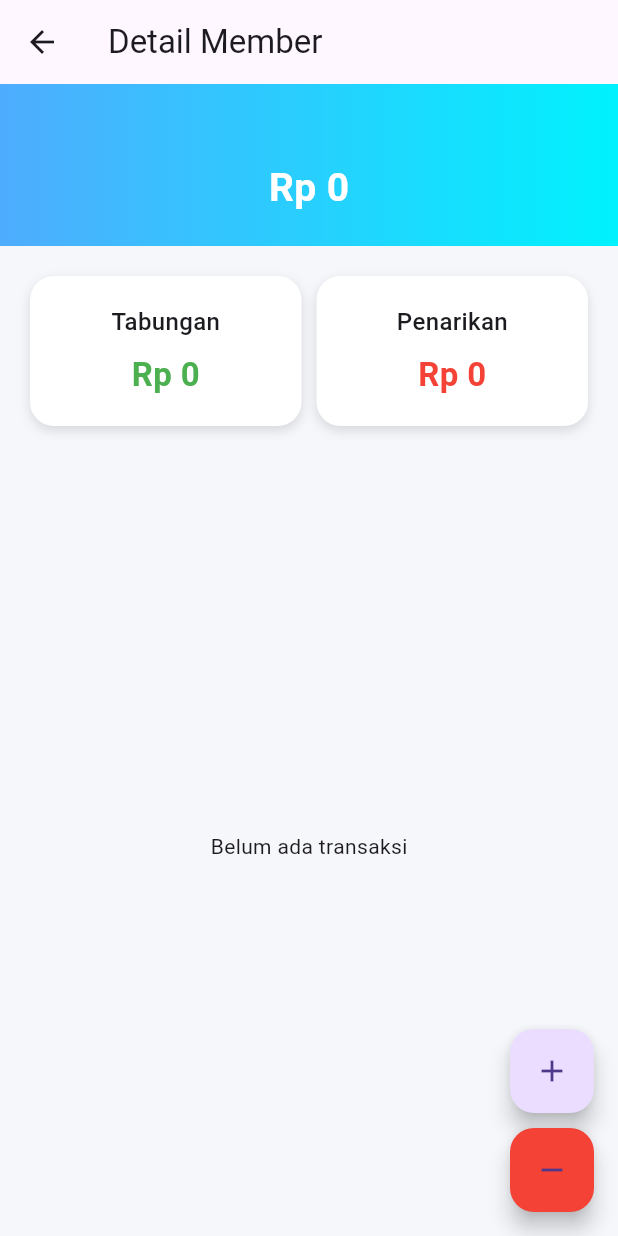
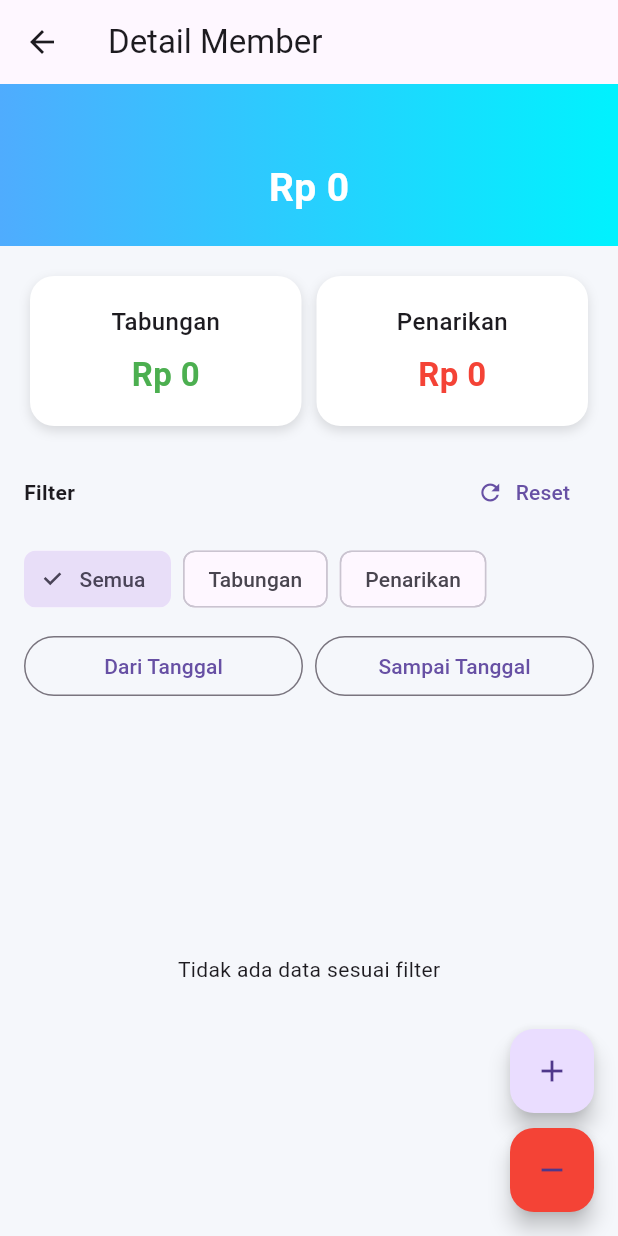
Before and after one commit to anandsathya80/my_koperasi, a Flutter app: the MemberDetailPage screen opened directly with empty values, on a phone screen of 412 x 824 dp. Run offline on Flutter 3.47's test engine with Material 3 defaults, Android fonts, the phone set to English and light mode, and no system bars; our stand-ins replace hive, hive_flutter, pdf, printing; accounts and stored records are empty.

Commit message:
feat: member_detail: filter data

```diff
--- a/lib/features/member/presentation/pages/member_detail_page.dart
+++ b/lib/features/member/presentation/pages/member_detail_page.dart
@@ -9,10 +9,19 @@ import '../../../withdrawal/data/models/withdrawal_model.dart';
 import '../../../withdrawal/presentation/providers/withdrawal_provider.dart';
 import '../../data/models/member_model.dart';
 
-class MemberDetailPage extends StatelessWidget {
+class MemberDetailPage extends StatefulWidget {
   final Member member;
 
   const MemberDetailPage({super.key, required this.member});
+
+  @override
+  State<MemberDetailPage> createState() => _MemberDetailPageState();
+}
+
+class _MemberDetailPageState extends State<MemberDetailPage> {
+  String selectedType = 'all';
+  DateTime? startDate;
+  DateTime? endDate;
 
   String formatRupiah(double value) {
     return NumberFormat.currency(
@@ -31,11 +40,11 @@ class MemberDetailPage extends StatelessWidget {
     final savingProvider = Provider.of<SavingProvider>(context);
     final withdrawalProvider = Provider.of<WithdrawalProvider>(context);
 
-    final savings = savingProvider.getByMember(member.id);
-    final withdrawals = withdrawalProvider.getByMember(member.id);
+    final savings = savingProvider.getByMember(widget.member.id);
+    final withdrawals = withdrawalProvider.getByMember(widget.member.id);
 
-    final totalSaving = savingProvider.getTotal(member.id);
-    final totalWithdrawal = withdrawalProvider.getTotal(member.id);
+    final totalSaving = savingProvider.getTotal(widget.member.id);
+    final totalWithdrawal = withdrawalProvider.getTotal(widget.member.id);
 
     final balance = totalSaving - totalWithdrawal;
 
@@ -46,6 +55,7 @@ class MemberDetailPage extends StatelessWidget {
         children: [
           _header(balance),
           _summary(totalSaving, totalWithdrawal),
+          _filterSection(),
           Expanded(
             child: _transactionList(
               context,
@@ -72,7 +82,7 @@ class MemberDetailPage extends StatelessWidget {
       ),
       child: Column(
         children: [
-          Text(member.name, style: const TextStyle(color: Colors.white)),
+          Text(widget.member.name, style: const TextStyle(color: Colors.white)),
           const SizedBox(height: 10),
           Text(formatRupiah(balance),
               style: const TextStyle(
@@ -143,35 +153,68 @@ class MemberDetailPage extends StatelessWidget {
     List<Withdrawal> withdrawals,
     double balance,
   ) {
-    if (savings.isEmpty && withdrawals.isEmpty) {
-      return const Center(child: Text("Belum ada transaksi"));
-    }
-
+    // 🔀 Gabungkan data
     final all = [
       ...savings.map((e) => {'type': 'in', 'data': e}),
       ...withdrawals.map((e) => {'type': 'out', 'data': e}),
     ];
 
+    // 🔽 SORT by date terbaru
     all.sort((a, b) {
-      final aDate = (a['data'] as dynamic)?.date ?? DateTime.now();
-      final bDate = (b['data'] as dynamic)?.date ?? DateTime.now();
+      final aDate = (a['data'] as dynamic?)?.date ?? DateTime.now();
+      final bDate = (b['data'] as dynamic?)?.date ?? DateTime.now();
       return bDate.compareTo(aDate);
     });
 
+    // 🎯 FILTER
+    final filtered = all.where((item) {
+      final isIn = item['type'] == 'in';
+      final data = item['data'];
+
+      double amount = 0;
+      String note = '-';
+      DateTime date = DateTime.now();
+
+      // 🧠 mapping aman sesuai tipe
+      if (isIn && data is Saving) {
+        amount = data.amount ?? 0;
+        note = data.note ?? '-';
+        date = data.date ?? DateTime.now();
+      } else if (!isIn && data is Withdrawal) {
+        amount = data.amount ?? 0;
+        note = data.note ?? '-';
+        date = data.date ?? DateTime.now();
+      }
+
+      // 🔘 FILTER TYPE
+      if (selectedType == 'in' && !isIn) return false;
+      if (selectedType == 'out' && isIn) return false;
+
+      // 📅 FILTER TANGGAL
+      if (startDate != null && date.isBefore(startDate!)) return false;
+      if (endDate != null && date.isAfter(endDate!)) return false;
+
+      return true;
+    }).toList();
+
+    // 🚫 Jika kosong
+    if (filtered.isEmpty) {
+      return const Center(child: Text("Tidak ada data sesuai filter"));
+    }
+
+    // 📋 LIST
     return ListView.builder(
-      itemCount: all.length,
+      itemCount: filtered.length,
       itemBuilder: (context, index) {
-        final item = all[index];
+        final item = filtered[index];
         final isIn = item['type'] == 'in';
-
-        // cast data sesuai tipe
         final data = item['data'];
 
-        // periksa tipe data
         double amount = 0;
         String note = '-';
         DateTime date = DateTime.now();
 
+        // 🧠 mapping ulang untuk UI
         if (isIn && data is Saving) {
           amount = data.amount ?? 0;
           note = data.note ?? '-';
@@ -242,14 +285,15 @@ class MemberDetailPage extends StatelessWidget {
       children: [
         FloatingActionButton(
           heroTag: "add",
-          onPressed: () => _showSavingForm(context, member.id),
+          onPressed: () => _showSavingForm(context, widget.member.id),
           child: const Icon(Icons.add),
         ),
         const SizedBox(height: 10),
         FloatingActionButton(
           heroTag: "withdraw",
           backgroundColor: Colors.red,
-          onPressed: () => _showWithdrawalForm(context, member.id, balance),
+          onPressed: () =>
+              _showWithdrawalForm(context, widget.member.id, balance),
           child: const Icon(Icons.remove),
         ),
       ],
@@ -282,7 +326,7 @@ class MemberDetailPage extends StatelessWidget {
 
     if (result == true) {
       await PdfService.generateTransactionPdf(
-        name: member.name,
+        name: widget.member.name,
         type: type,
         amount: amount,
         note: note,
@@ -559,4 +603,108 @@ class MemberDetailPage extends StatelessWidget {
                   )));
         });
   }
+
+  Widget _filterSection() {
+    return Padding(
+      padding: const EdgeInsets.symmetric(horizontal: 16),
+      child: Column(
+        crossAxisAlignment: CrossAxisAlignment.start,
+        children: [
+          Row(
+            mainAxisAlignment: MainAxisAlignment.spaceBetween,
+            children: [
+              const Text(
+                "Filter",
+                style: TextStyle(fontWeight: FontWeight.bold),
+              ),
+
+              // 🔥 RESET BUTTON
+              TextButton.icon(
+                onPressed: () {
+                  setState(() {
+                    selectedType = 'all';
+                    startDate = null;
+                    endDate = null;
+                  });
+                },
+                icon: const Icon(Icons.refresh),
+                label: const Text("Reset"),
+              )
+            ],
+          ),
+
+          const SizedBox(height: 10),
+
+          // 🔘 FILTER TYPE
+          Wrap(
+            spacing: 8,
+            children: [
+              ChoiceChip(
+                label: const Text("Semua"),
+                selected: selectedType == 'all',
+                onSelected: (_) => setState(() => selectedType = 'all'),
+              ),
+              ChoiceChip(
+                label: const Text("Tabungan"),
+                selected: selectedType == 'in',
+                onSelected: (_) => setState(() => selectedType = 'in'),
+              ),
+              ChoiceChip(
+                label: const Text("Penarikan"),
+                selected: selectedType == 'out',
+                onSelected: (_) => setState(() => selectedType = 'out'),
+              ),
+            ],
+          ),
+
+          const SizedBox(height: 10),
+
+          // 📅 FILTER DATE
+          Row(
+            children: [
+              Expanded(
+                child: OutlinedButton(
+                  onPressed: () async {
+                    final picked = await showDatePicker(
+                      context: context,
+                      initialDate: startDate ?? DateTime.now(),
+                      firstDate: DateTime(2000),
+                      lastDate: DateTime.now(),
+                    );
+
+                    if (picked != null) {
+                      setState(() => startDate = picked);
+                    }
+                  },
+                  child: Text(
+                    startDate == null ? "Dari Tanggal" : formatDate(startDate!),
+                  ),
+                ),
+              ),
+              const SizedBox(width: 8),
+              Expanded(
+                child: OutlinedButton(
+                  onPressed: () async {
+                    final picked = await showDatePicker(
+                      context: context,
+                      initialDate: endDate ?? DateTime.now(),
+                      firstDate: DateTime(2000),
+                      lastDate: DateTime.now(),
+                    );
+
+                    if (picked != null) {
+                      setState(() => endDate = picked);
+                    }
+                  },
+                  child: Text(
+                    endDate == null ? "Sampai Tanggal" : formatDate(endDate!),
+                  ),
+                ),
+              ),
+            ],
+          ),
+        ],
+      ),
+    );
+  }
 }
```
